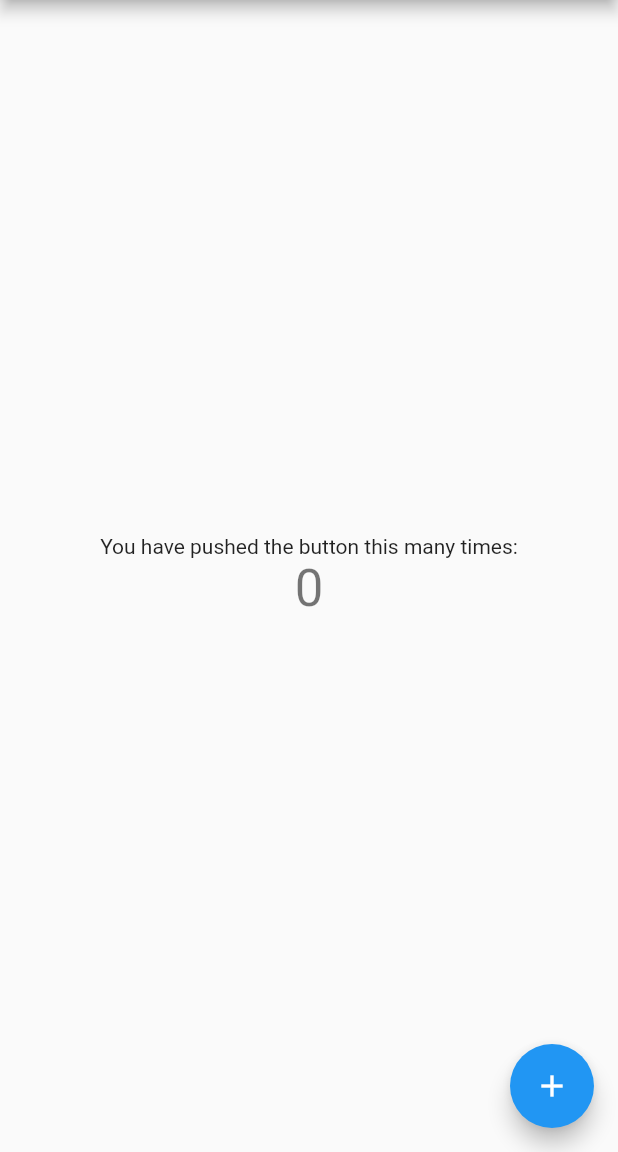
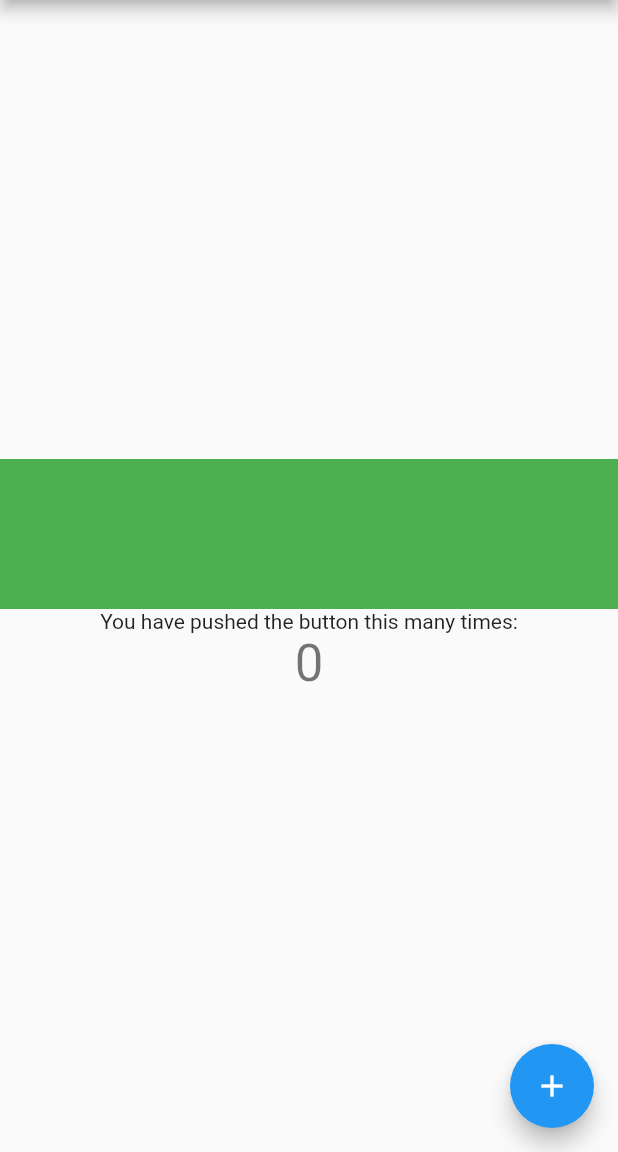
Before and after one commit to abhishek-joflee/admob_demo, a Flutter app: the screen it shows after launch, on a phone screen of 412 x 824 dp, the part 84-1236 px from its top. Run offline on Flutter 3.47's test engine with Material 2 defaults, Android fonts, the phone set to English and light mode, and no system bars; our stand-ins replace google_mobile_ads; network calls fail.

Commit message:
ad loading fixed

```diff
--- a/lib/homepage_screen.dart
+++ b/lib/homepage_screen.dart
@@ -13,42 +13,41 @@ class MyHomePage extends StatefulWidget {
 }
 
 class _MyHomePageState extends State<MyHomePage> {
-  BannerAd? _standardBanner;
+  late NativeAd _nativeAd;
+  bool _isAdLoaded = false;
   int _counter = 0;
 
-  _createStandardBanner() {
-    final BannerAd myBanner = BannerAd(
-      adUnitId: AdHelper.bannerAdUnitId,
-      size: AdSize.banner,
+  _createNativeAD() {
+    _nativeAd = NativeAd(
+      adUnitId: AdHelper.nativeAdUnitId,
+      factoryId: 'listTile',
       request: const AdRequest(),
-      listener: BannerAdListener(
-        onAdLoaded: (Ad ad) {
-          debugPrint('Ad loaded.');
+      listener: NativeAdListener(
+        onAdLoaded: (ad) {
           setState(() {
-            _standardBanner = ad as BannerAd?;
+            debugPrint("setState is being called...");
+            _isAdLoaded = true;
           });
         },
-        onAdFailedToLoad: (Ad ad, LoadAdError error) {
+        onAdFailedToLoad: (ad, error) {
           ad.dispose();
-          debugPrint('Ad failed to load: $error');
+          debugPrint(
+              'Ad load failed (code=${error.code} message=${error.message})');
         },
-        onAdOpened: (Ad ad) => debugPrint('Ad opened.'),
-        onAdClosed: (Ad ad) => debugPrint('Ad closed.'),
-        onAdImpression: (Ad ad) => debugPrint('Ad impression.'),
       ),
     );
-    myBanner.load();
+    _nativeAd.load();
   }
 
   @override
   void initState() {
-    _createStandardBanner();
     super.initState();
+    _createNativeAD();
   }
 
   @override
   void dispose() {
-    _standardBanner?.dispose();
+    _nativeAd.dispose();
     super.dispose();
   }
 
@@ -60,7 +59,6 @@ class _MyHomePageState extends State<MyHomePage> {
 
   @override
   Widget build(BuildContext context) {
-    _createStandardBanner();
     return Scaffold(
       appBar: AppBar(
         title: Text(widget.title),
@@ -69,13 +67,18 @@ class _MyHomePageState extends State<MyHomePage> {
         child: Column(
           mainAxisAlignment: MainAxisAlignment.center,
           children: <Widget>[
-            if (_standardBanner != null)
-              Container(
-                color: Colors.green,
-                width: _standardBanner!.size.width.toDouble(),
-                height: _standardBanner!.size.height.toDouble(),
-                child: AdWidget(ad: _standardBanner!),
-              ),
+            _isAdLoaded
+                ? Container(
+                    height: 100.0,
+                    width: double.infinity,
+                    alignment: Alignment.center,
+                    child: AdWidget(ad: _nativeAd),
+                  )
+                : Container(
+                    height: 100.0,
+                    width: double.infinity,
+                    color: Colors.green,
+                  ),
             const Text(
               'You have pushed the button this many times:',
             ),
```
